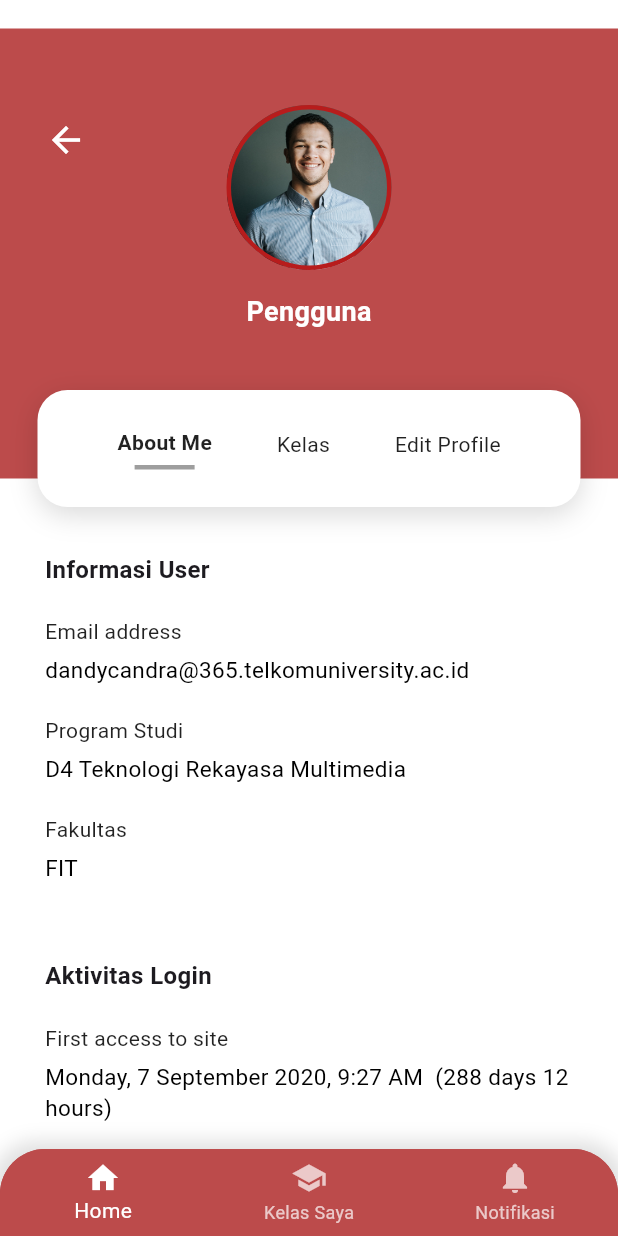
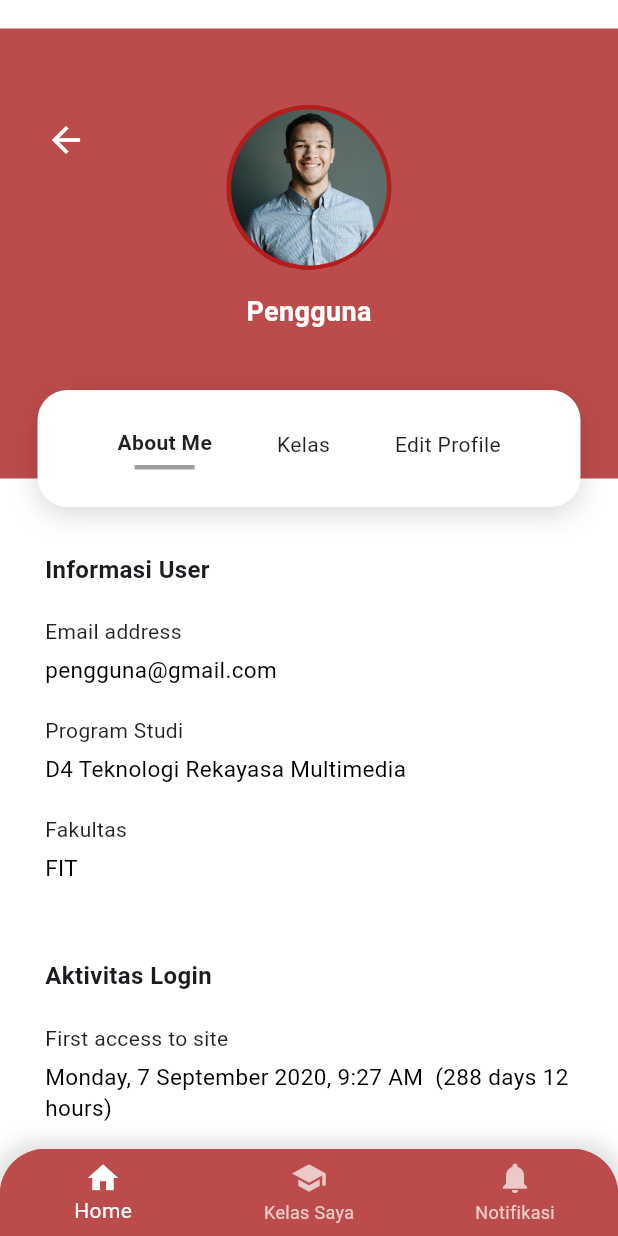
Before and after one commit to Yofaa123/Learning-Management-System, a Flutter app: the ProfileScreen screen opened directly with empty values, on a phone screen of 412 x 824 dp. Run offline on Flutter 3.47's test engine with Material 3 defaults, Android fonts, the phone set to English and light mode, and no system bars.

Commit message:
menyesuaikan email pengguna berdasarkan nama akun

```diff
--- a/lib/screens/profile/profile_screen.dart
+++ b/lib/screens/profile/profile_screen.dart
@@ -195,6 +195,9 @@ class _ProfileScreenState extends State<ProfileScreen> {
 
   Widget _buildTabContent() {
     if (_selectedTabIndex == 0) {
+      String email = widget.namaUser.isEmpty
+          ? "pengguna@gmail.com"
+          : "${widget.namaUser.toLowerCase().replaceAll(' ', '')}@gmail.com";
       return Column(
         crossAxisAlignment: CrossAxisAlignment.start,
         children: [
@@ -203,10 +206,7 @@ class _ProfileScreenState extends State<ProfileScreen> {
             style: TextStyle(fontWeight: FontWeight.bold, fontSize: 16),
           ),
           const SizedBox(height: 20),
-          _buildInfoItem(
-            "Email address",
-            "dandycandra@365.telkomuniversity.ac.id",
-          ),
+          _buildInfoItem("Email address", email),
           _buildInfoItem("Program Studi", "D4 Teknologi Rekayasa Multimedia"),
           _buildInfoItem("Fakultas", "FIT"),
           const SizedBox(height: 30),
```
